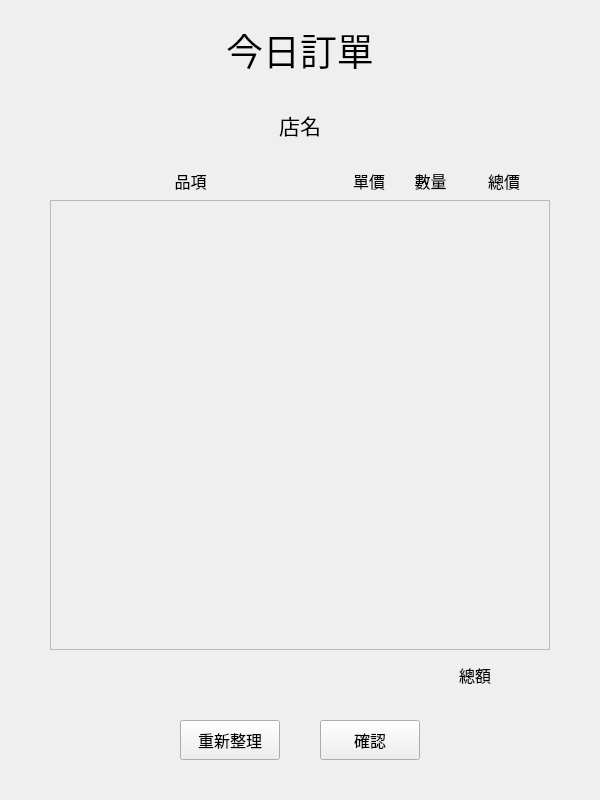
The window that AccountSystem/ui/checkTodayOrder.ui (bryannnnn-h/account_system) describes before a commit, drawn with Qt 5.
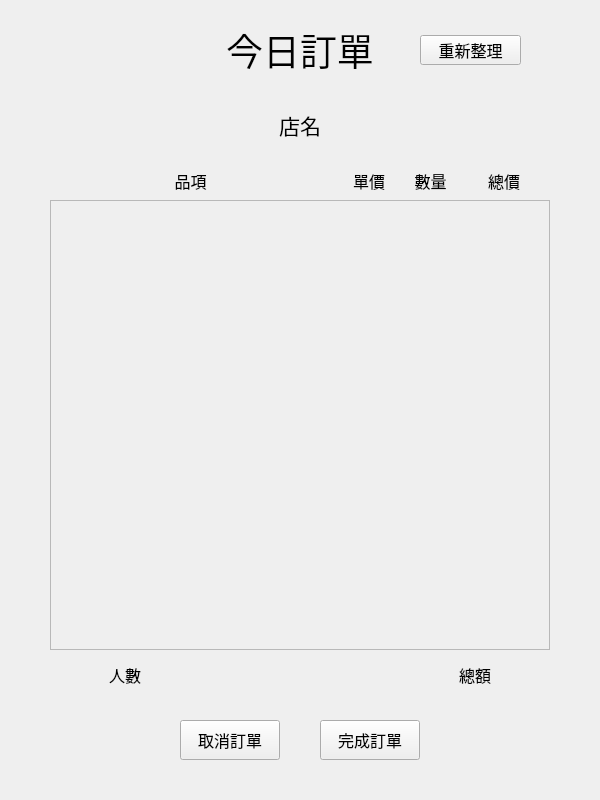
The same window after the commit.

The edit to the form file:
```diff
--- a/AccountSystem/ui/checkTodayOrder.ui
+++ b/AccountSystem/ui/checkTodayOrder.ui
@@ -28,9 +28,9 @@
   <widget class="QLabel" name="label">
    <property name="geometry">
     <rect>
-     <x>0</x>
+     <x>200</x>
      <y>0</y>
-     <width>600</width>
+     <width>200</width>
      <height>100</height>
     </rect>
    </property>
@@ -220,7 +220,7 @@
     <set>Qt::AlignCenter</set>
    </property>
   </widget>
-  <widget class="QPushButton" name="Refresh_pushButton">
+  <widget class="QPushButton" name="Cancel_pushButton">
    <property name="geometry">
     <rect>
      <x>180</x>
@@ -236,7 +236,7 @@
     </font>
    </property>
    <property name="text">
-    <string>重新整理</string>
+    <string>取消訂單</string>
    </property>
   </widget>
   <widget class="QPushButton" name="Confirm_pushButton">
@@ -255,7 +255,51 @@
     </font>
    </property>
    <property name="text">
-    <string>確認</string>
+    <string>完成訂單</string>
+   </property>
+  </widget>
+  <widget class="QLabel" name="totalPrice_label_2">
+   <property name="geometry">
+    <rect>
+     <x>50</x>
+     <y>650</y>
+     <width>150</width>
+     <height>50</height>
+    </rect>
+   </property>
+   <property name="font">
+    <font>
+     <family>微軟正黑體</family>
+     <pointsize>12</pointsize>
+    </font>
+   </property>
+   <property name="text">
+    <string>人數</string>
+   </property>
+   <property name="alignment">
+    <set>Qt::AlignCenter</set>
+   </property>
+  </widget>
+  <widget class="QPushButton" name="Refresh_pushButton">
+   <property name="geometry">
+    <rect>
+     <x>420</x>
+     <y>35</y>
+     <width>101</width>
+     <height>30</height>
+    </rect>
+   </property>
+   <property name="font">
+    <font>
+     <family>微軟正黑體</family>
+     <pointsize>12</pointsize>
+    </font>
+   </property>
+   <property name="styleSheet">
+    <string notr="true"/>
+   </property>
+   <property name="text">
+    <string>重新整理</string>
    </property>
   </widget>
  </widget>
```
